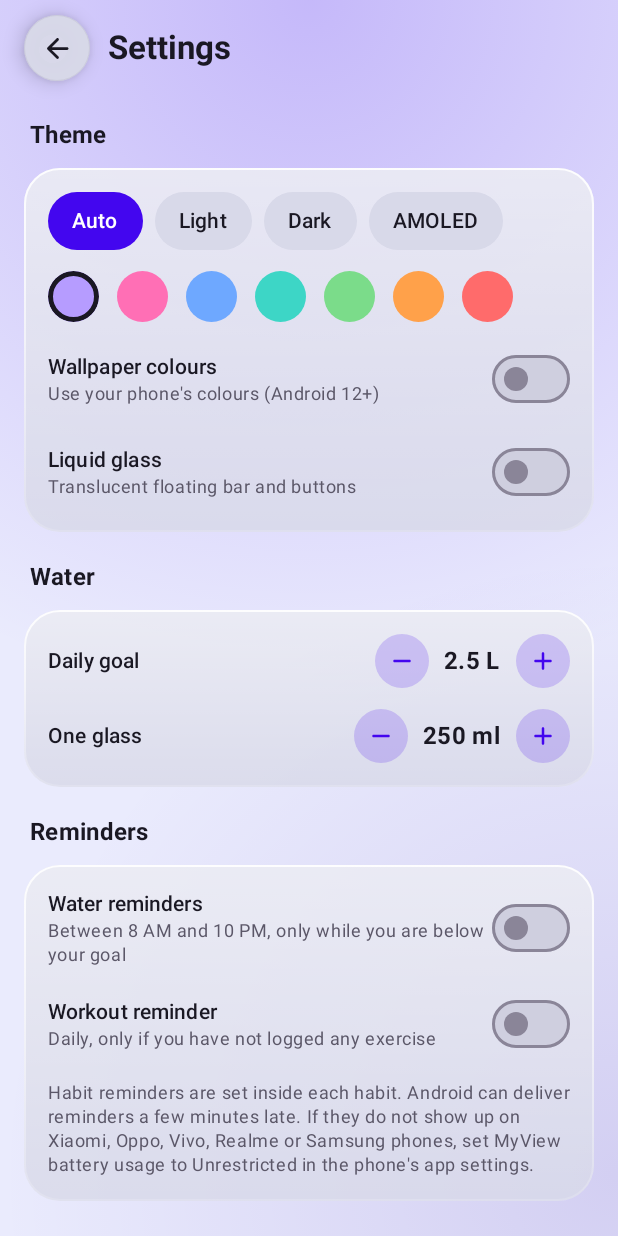
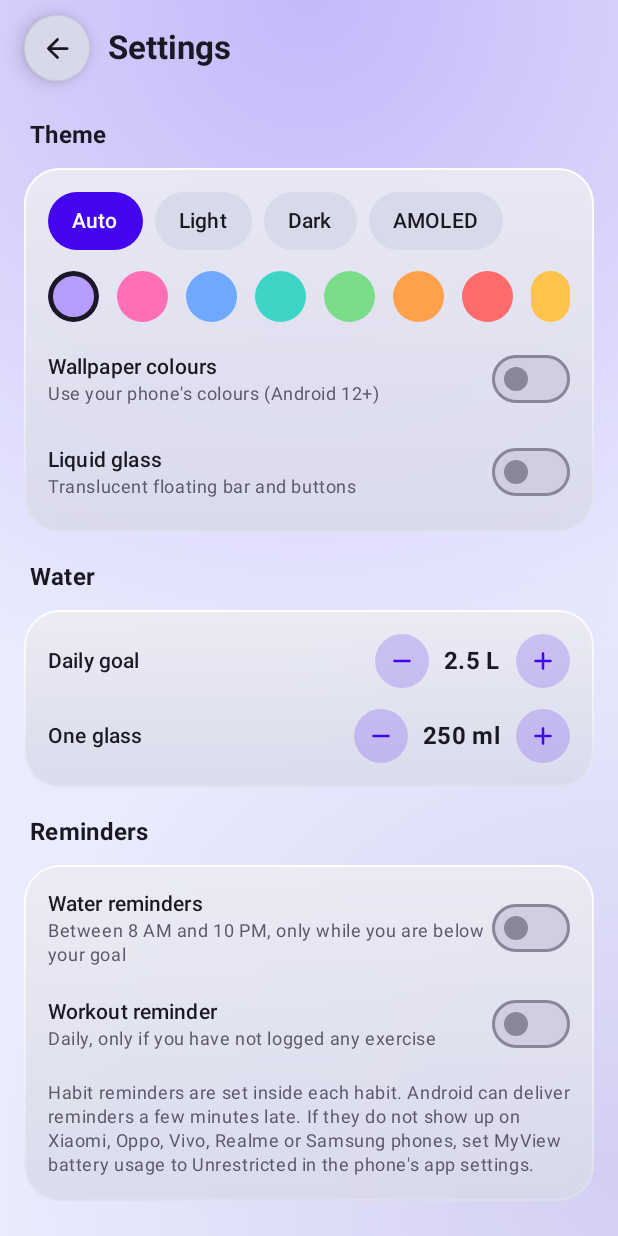
Before and after one commit to iamhk10/MyView, an Android app built with Jetpack Compose: the screen it shows after launch (MainActivity), after a tap on "Settings", on a phone screen of 412 x 824 dp. Run offline under Robolectric (Android 15) with nearby library versions, the phone set to English and light mode, and no system bars; our stand-ins replace Room's generated code.

Commit message:
Add files via upload

```diff
--- a/app/src/main/java/com/x/myview/ui/theme/Theme.kt
+++ b/app/src/main/java/com/x/myview/ui/theme/Theme.kt
@@ -1,6 +1,7 @@
 package com.x.myview.ui.theme
 
 import android.app.Activity
+import android.graphics.Typeface
 import android.os.Build
 import androidx.compose.animation.animateColorAsState
 import androidx.compose.animation.core.tween
@@ -24,11 +25,17 @@ import androidx.compose.ui.graphics.luminance
 import androidx.compose.ui.graphics.toArgb
 import androidx.compose.ui.platform.LocalContext
 import androidx.compose.ui.platform.LocalView
+import androidx.compose.ui.text.TextStyle
+import androidx.compose.ui.text.font.FontFamily
+import androidx.compose.ui.text.font.FontWeight
+import androidx.compose.ui.unit.sp
+import androidx.compose.material3.Typography
 import androidx.compose.ui.unit.Dp
 import androidx.compose.ui.unit.dp
 import androidx.core.graphics.ColorUtils
 import androidx.core.view.WindowCompat
 import com.x.myview.data.AppSettings
+import com.x.myview.data.FontOption
 import com.x.myview.data.ThemeMode
 
 class AccentOption(val name: String, val color: Color)
@@ -41,6 +48,8 @@ val ACCENTS = listOf(
     AccentOption("Green", Color(0xFF7BDC8A)),
     AccentOption("Orange", Color(0xFFFFA14A)),
     AccentOption("Red", Color(0xFFFF6B6B)),
+    AccentOption("Gold", Color(0xFFFFC24A)),
+    AccentOption("Indigo", Color(0xFF8C9EFF)),
 )
 
 /** Colours a habit or exercise can use. Stored as an index. */
@@ -56,6 +65,48 @@ val FireOrange = Color(0xFFFF9A3D)
 val StepsTeal = Color(0xFF3DD6C6)
 
 val LocalIsDark = staticCompositionLocalOf { true }
+
+/** Whether taps give a small vibration (a setting). */
+val LocalHapticsOn = staticCompositionLocalOf { true }
+
+/** Font families that every Android phone already has. */
+fun fontFamilyFor(option: FontOption): FontFamily = when (option) {
+    FontOption.DEFAULT -> FontFamily.Default
+    FontOption.MEDIUM -> FontFamily(Typeface.create("sans-serif-medium", Typeface.NORMAL))
+    FontOption.CONDENSED -> FontFamily(Typeface.create("sans-serif-condensed", Typeface.NORMAL))
+    FontOption.LIGHT -> FontFamily(Typeface.create("sans-serif-light", Typeface.NORMAL))
+    FontOption.SERIF -> FontFamily.Serif
+    FontOption.MONO -> FontFamily.Monospace
+}
+
+/** Material typography with the chosen font and size scale; big headings are bold and slightly tighter. */
+private fun buildTypography(family: FontFamily, scale: Float): Typography {
+    val base = Typography()
+    fun TextStyle.styled(bold: Boolean = false): TextStyle = copy(
+        fontFamily = family,
+        fontSize = fontSize * scale,
+        lineHeight = lineHeight * scale,
+        fontWeight = if (bold) FontWeight.Bold else fontWeight,
+        letterSpacing = if (bold) (-0.4).sp else letterSpacing,
+    )
+    return Typography(
+        displayLarge = base.displayLarge.styled(true),
+        displayMedium = base.displayMedium.styled(true),
+        displaySmall = base.displaySmall.styled(true),
+        headlineLarge = base.headlineLarge.styled(true),
+        headlineMedium = base.headlineMedium.styled(true),
+        headlineSmall = base.headlineSmall.styled(true),
+        titleLarge = base.titleLarge.styled(),
+        titleMedium = base.titleMedium.styled(),
+        titleSmall = base.titleSmall.styled(),
+        bodyLarge = base.bodyLarge.styled(),
+        bodyMedium = base.bodyMedium.styled(),
+        bodySmall = base.bodySmall.styled(),
+        labelLarge = base.labelLarge.styled(),
+        labelMedium = base.labelMedium.styled(),
+        labelSmall = base.labelSmall.styled(),
+    )
+}
 val LocalGlass = staticCompositionLocalOf { false }
 
 /** Height of the floating nav bar plus margins, so scrolling lists can leave room under them. */
@@ -174,11 +225,16 @@ fun MyViewTheme(settings: AppSettings, content: @Composable () -> Unit) {
         }
     }
 
+    val typography = remember(settings.fontOption, settings.textSize) {
+        buildTypography(fontFamilyFor(settings.fontOption), settings.textSize.scale)
+    }
+
     CompositionLocalProvider(
         LocalIsDark provides dark,
         LocalGlass provides settings.glass,
+        LocalHapticsOn provides settings.haptics,
     ) {
-        MaterialTheme(colorScheme = scheme) {
+        MaterialTheme(colorScheme = scheme, typography = typography) {
             // Text and icons outside a Surface default to black. Providing the content colour here
             // keeps every screen readable in light, dark, AMOLED and wallpaper-colour modes.
             CompositionLocalProvider(LocalContentColor provides scheme.onBackground, content = content)
```
